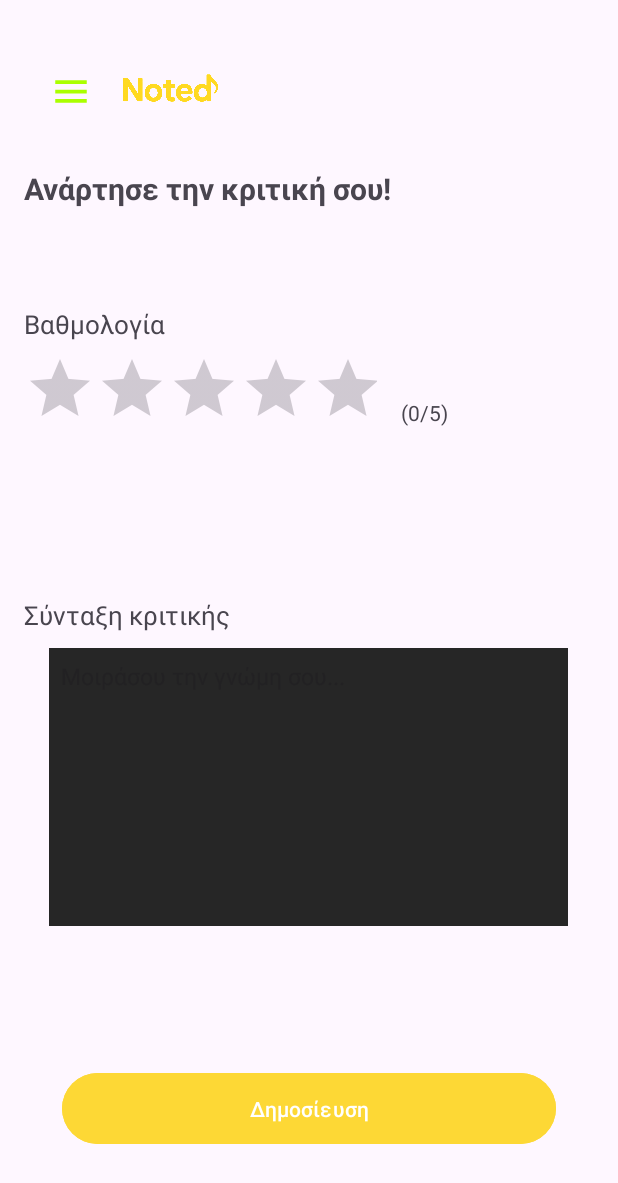
After one commit to nikolas-th/notedAppCode, an Android app: the ReviewScreen screen opened directly, with no data from a screen before it, on a phone screen of 412 x 824 dp. The commit adds this screen. Shown: the top 1183 px of the screen. Run offline under Robolectric (Android 15) with nearby library versions, the phone set to English and light mode, and no system bars.

Commit message:
dhmioyrgia o8onhs gia review kai kainourio logo

```diff
--- a/app/src/main/AndroidManifest.xml
+++ b/app/src/main/AndroidManifest.xml
@@ -12,6 +12,9 @@
         android:supportsRtl="true"
         android:theme="@style/Theme.NotedApp"
         tools:targetApi="31">
+        <activity
+            android:name=".ReviewScreen"
+            android:exported="false" />
         <activity
             android:name=".HomeScreen"
             android:exported="false" />
--- a/app/src/main/java/com/example/notedapp/ReleaseInfoScreen.java
+++ b/app/src/main/java/com/example/notedapp/ReleaseInfoScreen.java
@@ -3,6 +3,7 @@ package com.example.notedapp;
 import android.content.Intent;
 import android.os.Bundle;
 import android.view.MenuItem;
+import android.widget.Button;
 import android.widget.ImageButton;
 import android.widget.ImageView;
 import android.widget.LinearLayout;
@@ -59,6 +60,7 @@ public class ReleaseInfoScreen extends AppCompatActivity {
         TextView infoText = findViewById(R.id.releaseInfoText);
         TextView ratingTotalCnt = findViewById(R.id.releaseRevCount);
         LinearLayout reviewsContainer = findViewById(R.id.reviewsContainer);
+        Button reviewBtn = findViewById(R.id.ReviewButton);
 
         //gia to side menu
         drawerLayout = findViewById(R.id.drawer_layout);
@@ -138,6 +140,11 @@ public class ReleaseInfoScreen extends AppCompatActivity {
             snapHelper.attachToRecyclerView(reviewsRecyclerView);
         }
 
+        reviewBtn.setOnClickListener(v ->{
+              Intent reviewScreenIntent = new Intent(ReleaseInfoScreen.this, ReviewScreen.class);
+              startActivity(reviewScreenIntent);
+                });
+
         // Otan o xrhsths pathsei to bar menu anoigei to side menu
         menuButton.setOnClickListener(v -> {
             drawerLayout.openDrawer(navigationView);
--- /dev/null
+++ b/app/src/main/java/com/example/notedapp/ReviewScreen.java
@@ -0,0 +1,82 @@
+package com.example.notedapp;
+
+import android.content.Intent;
+import android.os.Bundle;
+import android.view.MenuItem;
+import android.widget.ImageButton;
+import android.widget.RatingBar;
+
+import androidx.activity.EdgeToEdge;
+import androidx.annotation.NonNull;
+import androidx.appcompat.app.AppCompatActivity;
+import androidx.core.graphics.Insets;
+import androidx.core.view.ViewCompat;
+import androidx.core.view.WindowInsetsCompat;
+import androidx.drawerlayout.widget.DrawerLayout;
+
+import android.widget.TextView;
+
+import com.google.android.material.navigation.NavigationView;
+
+public class ReviewScreen extends AppCompatActivity {
+
+    private NavigationView navigationView;
+    private ImageButton menuButton;
+    private DrawerLayout drawerLayout;
+
+    @Override
+    protected void onCreate(Bundle savedInstanceState) {
+        super.onCreate(savedInstanceState);
+        EdgeToEdge.enable(this);
+        setContentView(R.layout.activity_review_screen);
+
+        RatingBar ratingBar = findViewById(R.id.ratingBarRev);
+        TextView ratingText = findViewById(R.id.ratingText);
+
+        //gia to side menu
+        drawerLayout = findViewById(R.id.drawer_layout);
+        navigationView = findViewById(R.id.navigation_view);
+        menuButton = findViewById(R.id.menuButton);
+
+
+        //Symplhrwma tou ratingText me vash ta asteria pou eisagei o xrhsths
+        ratingBar.setOnRatingBarChangeListener(new RatingBar.OnRatingBarChangeListener() {
+            @Override
+            public void onRatingChanged(RatingBar ratingBar, float rating, boolean fromUser) {
+                if (rating == (int) rating) {//An o xrhsths eisagei "Oloklhra asteria"
+                    ratingText.setText("(" + (int) rating + "/5)");
+                }else{
+                    ratingText.setText("(" + String.format("%.1f", rating) + "/5)");
+                }
+            }
+        });
+
+        // Otan o xrhsths pathsei to bar menu anoigei to side menu
+        menuButton.setOnClickListener(v -> {
+            drawerLayout.openDrawer(navigationView);
+        });
+
+        // Otan o xrhsths epileksei kati apo to side menu
+        navigationView.setNavigationItemSelectedListener(new NavigationView.OnNavigationItemSelectedListener() {
+            @Override
+            public boolean onNavigationItemSelected(@NonNull MenuItem item) {
+                drawerLayout.closeDrawers(); // kleisimo tou menu
+
+                int id = item.getItemId();
+                if (id == R.id.nav_home) {
+
+                } else if (id == R.id.nav_profil) {
+                    // Τha phgainei sto profil
+                } else if (id == R.id.nav_lists) {
+                    // Τha phgainei stis listes
+                } else if (id == R.id.nav_logout) {
+                    Intent homeIntent = new Intent(ReviewScreen.this, MainActivity.class);
+                    homeIntent.addFlags(Intent.FLAG_ACTIVITY_CLEAR_TOP); // Optional: Clears activity stack
+                    startActivity(homeIntent);
+                }
+                return true;
+            }
+        });
+
+    }
+}
--- a/app/src/main/res/layout/activity_home_screen.xml
+++ b/app/src/main/res/layout/activity_home_screen.xml
@@ -34,14 +34,11 @@
                     android:padding="12dp"
                     android:src="@drawable/ic_menu" />
 
-                <TextView
-                    android:id="@+id/menuLabel"
-                    android:layout_width="wrap_content"
-                    android:layout_height="wrap_content"
-                    android:paddingStart="0dp"
-                    android:text="Noted🎶"
-                    android:textColor="#FDD835"
-                    android:textSize="18sp" />
+                <ImageView
+                    android:id="@+id/imageView5"
+                    android:layout_width="81dp"
+                    android:layout_height="70dp"
+                    app:srcCompat="@drawable/notedlogo" />
             </LinearLayout>
 
             <TextView
--- a/app/src/main/res/layout/activity_release_info_screen.xml
+++ b/app/src/main/res/layout/activity_release_info_screen.xml
@@ -15,10 +15,10 @@
         android:orientation="vertical">
 
         <LinearLayout
-            android:layout_width="match_parent"
-            android:layout_height="wrap_content"
+            android:layout_width="421dp"
+            android:layout_height="129dp"
+            android:gravity="center_vertical"
             android:orientation="horizontal"
-            android:gravity="center_vertical"
             android:padding="16dp">
 
             <ImageButton
@@ -30,14 +30,12 @@
                 android:padding="12dp"
                 android:src="@drawable/ic_menu" />
 
-            <TextView
-                android:id="@+id/menuLabel"
-                android:layout_width="wrap_content"
-                android:layout_height="wrap_content"
-                android:text="Noted🎶"
-                android:textSize="18sp"
-                android:textColor="#FDD835"
-                android:paddingStart="0dp" />
+            <ImageView
+                android:id="@+id/imageView5"
+                android:layout_width="81dp"
+                android:layout_height="70dp"
+                app:srcCompat="@drawable/notedlogo" />
+
         </LinearLayout>
 
         <ScrollView
@@ -178,6 +176,7 @@
                         android:id="@+id/reviews_recycler"
                         android:layout_width="match_parent"
                         android:layout_height="wrap_content" />
+
                 </LinearLayout>
 
                 <Button
@@ -186,8 +185,8 @@
                     android:layout_height="wrap_content"
                     android:layout_marginTop="30dp"
                     android:backgroundTint="#FDD835"
+                    android:layout_marginBottom="25dp"
                     android:text="Aξιολόγηση" />
-
 
             </LinearLayout>
 
--- /dev/null
+++ b/app/src/main/res/layout/activity_review_screen.xml
@@ -0,0 +1,149 @@
+<?xml version="1.0" encoding="utf-8"?>
+<androidx.drawerlayout.widget.DrawerLayout xmlns:android="http://schemas.android.com/apk/res/android"
+    xmlns:app="http://schemas.android.com/apk/res-auto"
+    xmlns:tools="http://schemas.android.com/tools"
+    android:id="@+id/drawer_layout"
+    android:layout_width="match_parent"
+    android:layout_height="match_parent"
+    tools:context=".ReviewScreen">
+
+    <androidx.constraintlayout.widget.ConstraintLayout
+        android:id="@+id/main"
+        android:layout_width="match_parent"
+        android:layout_height="match_parent"
+        tools:context=".ReviewScreen">
+
+        <LinearLayout
+            android:id="@+id/linearLayout2"
+            android:layout_width="398dp"
+            android:layout_height="113dp"
+            android:gravity="center_vertical"
+            android:orientation="horizontal"
+            android:padding="16dp"
+            app:layout_constraintBottom_toBottomOf="parent"
+            app:layout_constraintEnd_toEndOf="parent"
+            app:layout_constraintHorizontal_bias="0.4"
+            app:layout_constraintStart_toStartOf="parent"
+            app:layout_constraintTop_toTopOf="parent"
+            app:layout_constraintVertical_bias="0.007">
+
+            <ImageButton
+                android:id="@+id/menuButton"
+                android:layout_width="wrap_content"
+                android:layout_height="wrap_content"
+                android:background="@null"
+                android:contentDescription="Menu"
+                android:padding="12dp"
+                android:src="@drawable/ic_menu" />
+
+            <ImageView
+                android:id="@+id/imageView5"
+                android:layout_width="81dp"
+                android:layout_height="70dp"
+                app:srcCompat="@drawable/notedlogo" />
+
+
+        </LinearLayout>
+
+        <TextView
+            android:id="@+id/textView2"
+            android:layout_width="268dp"
+            android:layout_height="31dp"
+            android:layout_marginTop="112dp"
+            android:text="Ανάρτησε την κριτική σου!"
+            android:textSize="20sp"
+            android:textStyle="bold"
+            app:layout_constraintEnd_toEndOf="parent"
+            app:layout_constraintHorizontal_bias="0.111"
+            app:layout_constraintStart_toStartOf="parent"
+            app:layout_constraintTop_toTopOf="parent" />
+
+        <TextView
+           android:id="@+id/textVi"
+           android:layout_width="268dp"
+           android:layout_height="31dp"
+           android:layout_marginTop="204dp"
+           android:text="Βαθμολογία"
+           android:textSize="17sp"
+           app:layout_constraintEnd_toEndOf="parent"
+           app:layout_constraintHorizontal_bias="0.111"
+           app:layout_constraintStart_toStartOf="parent"
+           app:layout_constraintTop_toTopOf="parent" />
+
+         <RatingBar
+             android:id="@+id/ratingBarRev"
+             android:layout_width="235dp"
+             android:layout_height="45dp"
+             android:progressTint="@android:color/holo_orange_light"
+             app:layout_constraintBottom_toBottomOf="parent"
+             app:layout_constraintEnd_toEndOf="parent"
+             app:layout_constraintHorizontal_bias="0.09"
+             app:layout_constraintStart_toStartOf="parent"
+             app:layout_constraintTop_toBottomOf="@+id/textVi"
+             app:layout_constraintVertical_bias="0.0" />
+
+         <TextView
+            android:id="@+id/textView3"
+            android:layout_width="wrap_content"
+            android:layout_height="wrap_content"
+            android:text="Σύνταξη κριτικής"
+            android:textSize="17sp"
+            app:layout_constraintBottom_toBottomOf="parent"
+            app:layout_constraintEnd_toEndOf="parent"
+            app:layout_constraintHorizontal_bias="0.058"
+            app:layout_constraintStart_toStartOf="parent"
+            app:layout_constraintTop_toBottomOf="@+id/ratingBarRev"
+            app:layout_constraintVertical_bias="0.226" />
+
+        <EditText
+            android:id="@+id/user_input"
+            android:layout_width="346dp"
+            android:layout_height="185dp"
+            android:background="#262626"
+            android:hint="Μοιράσου την γνώμη σου..."
+            android:inputType="textMultiLine"
+            android:padding="8dp"
+            android:textSize="15sp"
+            android:gravity="top"
+            app:layout_constraintBottom_toBottomOf="parent"
+            app:layout_constraintEnd_toEndOf="parent"
+            app:layout_constraintHorizontal_bias="0.492"
+            app:layout_constraintStart_toStartOf="parent"
+            app:layout_constraintTop_toBottomOf="@+id/textView3"
+            app:layout_constraintVertical_bias="0.045" />
+
+        <Button
+            android:id="@+id/button2"
+            android:layout_width="329dp"
+            android:layout_height="55dp"
+            android:backgroundTint="#FDD835"
+            android:text="Δημοσίευση"
+            app:layout_constraintBottom_toBottomOf="parent"
+            app:layout_constraintEnd_toEndOf="parent"
+            app:layout_constraintStart_toStartOf="parent"
+            app:layout_constraintTop_toBottomOf="@+id/user_input"
+            app:layout_constraintVertical_bias="0.623" />
+
+        <TextView
+            android:id="@+id/ratingText"
+            android:layout_width="wrap_content"
+            android:layout_height="wrap_content"
+            android:text="(0/5)"
+            app:layout_constraintBottom_toBottomOf="parent"
+            app:layout_constraintEnd_toEndOf="parent"
+            app:layout_constraintHorizontal_bias="0.125"
+            app:layout_constraintStart_toEndOf="@+id/ratingBarRev"
+            app:layout_constraintTop_toTopOf="parent"
+            app:layout_constraintVertical_bias="0.33" />
+
+    </androidx.constraintlayout.widget.ConstraintLayout>
+
+    <com.google.android.material.navigation.NavigationView
+        android:id="@+id/navigation_view"
+        android:layout_width="wrap_content"
+        android:layout_height="match_parent"
+        android:layout_gravity="start"
+        android:background="#262626"
+        app:menu="@menu/drawer_menu" />
+
+</androidx.drawerlayout.widget.DrawerLayout>
--- a/app/src/main/res/layout/activity_search_screen.xml
+++ b/app/src/main/res/layout/activity_search_screen.xml
@@ -30,14 +30,12 @@
                 android:padding="12dp"
                 android:src="@drawable/ic_menu" />
 
-            <TextView
-                android:id="@+id/menuLabel"
-                android:layout_width="wrap_content"
-                android:layout_height="wrap_content"
-                android:text="Noted🎶"
-                android:textSize="18sp"
-                android:textColor="#FDD835"
-                android:paddingStart="0dp" />
+            <ImageView
+                android:id="@+id/imageView5"
+                android:layout_width="81dp"
+                android:layout_height="70dp"
+                app:srcCompat="@drawable/notedlogo" />
+
         </LinearLayout>
 
         <ScrollView
```
Also changed, not shown: app/src/main/res/drawable/notedlogo.png (added).
